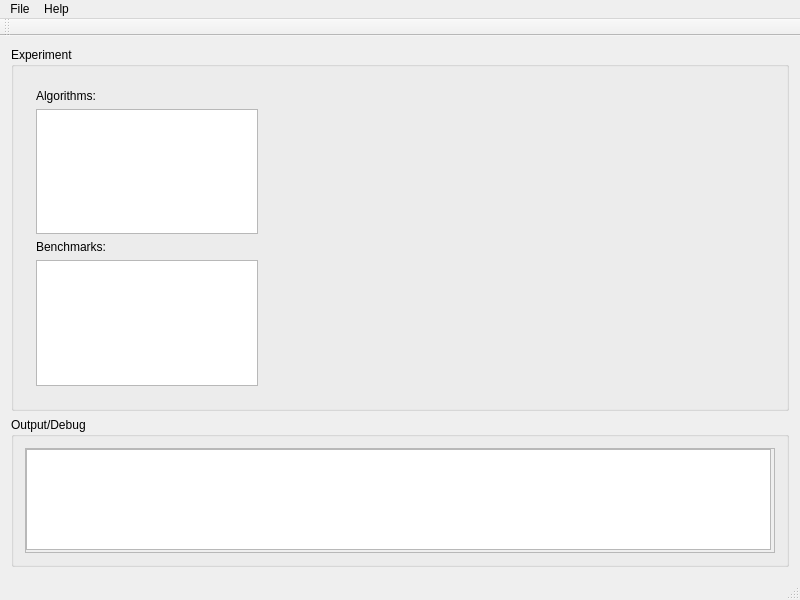
Qt form resources/views/MainWindow.ui (NiaOrg/NiaPy-GUI) before a commit.
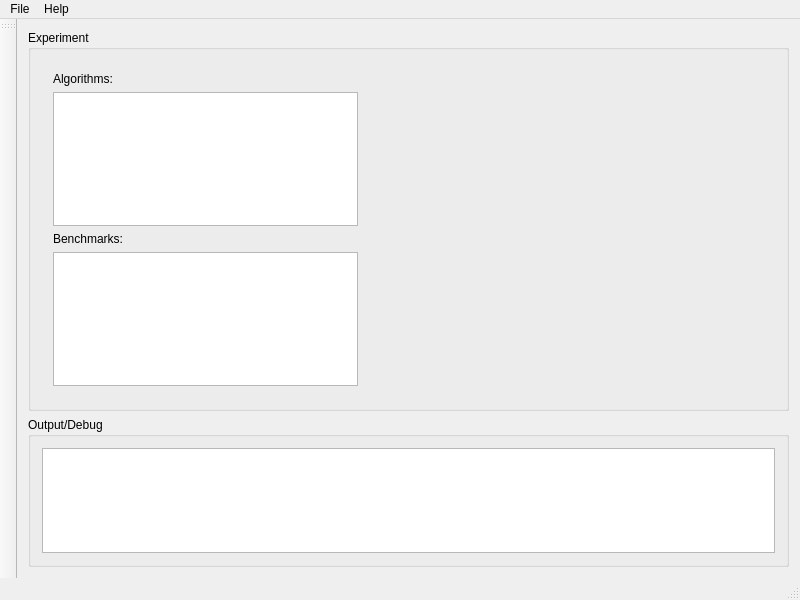
The same form after that commit. Icons and pictures are not drawn.

The edit to the form file:
```diff
--- a/resources/views/MainWindow.ui
+++ b/resources/views/MainWindow.ui
@@ -24,8 +24,8 @@
     <normaloff>../icons/app.ico</normaloff>../icons/app.ico</iconset>
   </property>
   <widget class="QWidget" name="centralWidget">
-   <layout class="QGridLayout" name="gridLayout">
-    <item row="0" column="0">
+   <layout class="QVBoxLayout" name="verticalLayout_2">
+    <item>
      <widget class="QGroupBox" name="groupBoxExperiment">
       <property name="title">
        <string>Experiment</string>
@@ -61,7 +61,7 @@
         <widget class="QWidget" name="params" native="true">
          <property name="minimumSize">
           <size>
-           <width>500</width>
+           <width>400</width>
            <height>0</height>
           </size>
          </property>
@@ -71,7 +71,7 @@
       </layout>
      </widget>
     </item>
-    <item row="1" column="0">
+    <item>
      <widget class="QGroupBox" name="groupBoxResults">
       <property name="minimumSize">
        <size>
@@ -84,30 +84,15 @@
       </property>
       <layout class="QGridLayout" name="gridLayout_2">
        <item row="0" column="0">
-        <widget class="QScrollArea" name="scrollArea">
-         <property name="widgetResizable">
+        <widget class="QTextEdit" name="textEditOutput">
+         <property name="enabled">
           <bool>true</bool>
          </property>
-         <widget class="QWidget" name="scrollAreaWidgetContents">
-          <property name="geometry">
-           <rect>
-            <x>0</x>
-            <y>0</y>
-            <width>744</width>
-            <height>99</height>
-           </rect>
-          </property>
-          <widget class="QTextEdit" name="textEdit">
-           <property name="geometry">
-            <rect>
-             <x>0</x>
-             <y>0</y>
-             <width>745</width>
-             <height>101</height>
-            </rect>
-           </property>
-          </widget>
-         </widget>
+         <property name="font">
+          <font>
+           <pointsize>8</pointsize>
+          </font>
+         </property>
         </widget>
        </item>
       </layout>
@@ -147,7 +132,7 @@
   <widget class="QStatusBar" name="statusBar"/>
   <widget class="QToolBar" name="mainToolBar">
    <attribute name="toolBarArea">
-    <enum>TopToolBarArea</enum>
+    <enum>LeftToolBarArea</enum>
    </attribute>
    <attribute name="toolBarBreak">
     <bool>false</bool>
```
Left out of the diff: 2 changed lines with no effect on the pictures.
